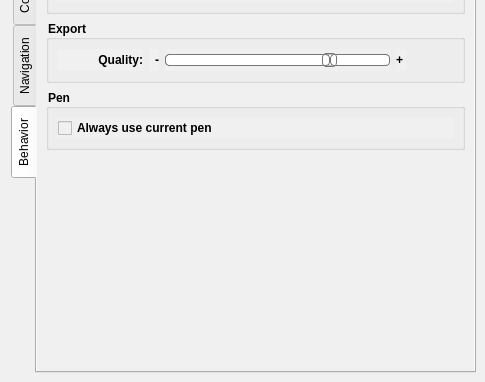
First picture: the form in src/app/seamly2d/dialogs/configpages/preferencesgraphicsviewpage.ui, repository FashionFreedom/Seamly2D, before the edit; both pictures show x 0 to 485 and y 188 to 570 of the 485 by 570 pixel window.
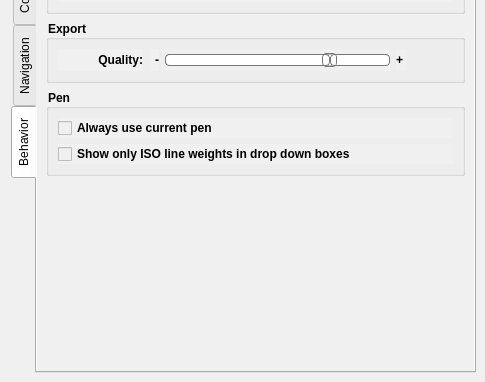
Second picture: the form after the edit. The open tabs and pages were chosen to show the change. Custom widgets are drawn as their Qt base class.

Patch:
```diff
--- a/src/app/seamly2d/dialogs/configpages/preferencesgraphicsviewpage.ui
+++ b/src/app/seamly2d/dialogs/configpages/preferencesgraphicsviewpage.ui
@@ -3229,6 +3229,13 @@
             </property>
            </widget>
           </item>
+          <item>
+           <widget class="QCheckBox" name="showOnlyIso_CheckBox">
+            <property name="text">
+             <string>Show only ISO line weights in drop down boxes</string>
+            </property>
+           </widget>
+          </item>
          </layout>
         </widget>
        </item>
```
